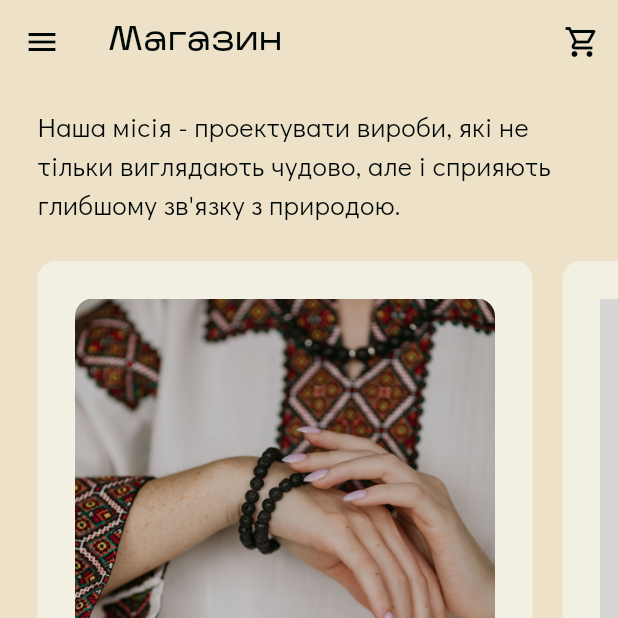
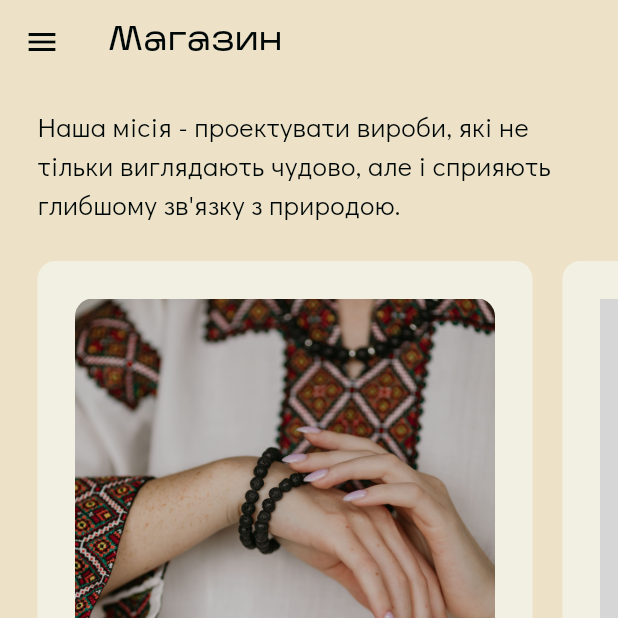
Before and after one commit to karpenkko/shop_app, a Flutter app: the screen it shows after launch, after a tap on the "arrow forward" icon, on a phone screen of 412 x 824 dp, the top half of it. Run offline on Flutter 3.47's test engine with Material 3 defaults, Android fonts, the phone set to English and light mode, and no system bars; grey boxes are pictures that could not be loaded.

Commit message:
few updates

```diff
--- a/lib/main.dart
+++ b/lib/main.dart
@@ -1,9 +1,6 @@
 import 'package:flutter/material.dart';
 import 'package:provider/provider.dart';
-import 'package:shop_app/pages/cart_page.dart';
-import 'package:shop_app/pages/detail_page.dart';
 import 'package:shop_app/pages/intro_page.dart';
-import 'package:shop_app/pages/shop_page.dart';
 import 'package:shop_app/themes/light_mode.dart';
 import 'models/shop.dart';
 
@@ -26,8 +23,6 @@ class MyApp extends StatelessWidget {
       theme: lightMode,
       routes: {
         '/intro_page': (context) => const IntroPage(),
-        '/shop_page': (context) => const ShopPage(),
-        '/cart_page': (context) => const CartPage(),
       },
     );
   }
--- a/lib/models/shop.dart
+++ b/lib/models/shop.dart
@@ -40,4 +40,7 @@ class Shop extends ChangeNotifier{
     _cart.remove(item);
     notifyListeners();
   }
+
+  bool showReservation = false;
+
 }
--- a/lib/pages/intro_page.dart
+++ b/lib/pages/intro_page.dart
@@ -47,7 +47,7 @@ class IntroPage extends StatelessWidget {
                 Navigator.push(
                   context,
                   MaterialPageRoute(
-                    builder: (context) => WrapPage(),
+                    builder: (context) => const WrapPage(),
                   ),
                 );
               },
--- a/lib/pages/reservation_page.dart
+++ b/lib/pages/reservation_page.dart
@@ -15,7 +15,7 @@ class ProductReservation extends StatelessWidget {
           Padding(
             padding: const EdgeInsets.all(10.0),
             child: IconButton(
-              onPressed: () => Navigator.pop(context),
+              onPressed: () => Navigator.pop(context, false),
               icon: const Icon(
                 Icons.close,
                 size: 28,
--- a/lib/pages/shop_page.dart
+++ b/lib/pages/shop_page.dart
@@ -22,12 +22,6 @@ class ShopPage extends StatelessWidget {
         backgroundColor: Colors.transparent,
         elevation: 0,
         foregroundColor: Theme.of(context).colorScheme.inversePrimary,
-        actions: [
-          IconButton(
-            onPressed: () => Navigator.pushNamed(context, '/cart_page'),
-            icon: const Icon(Icons.shopping_cart_outlined),
-          ),
-        ],
       ),
       backgroundColor: Theme.of(context).colorScheme.background,
       drawer: const MyDrawer(),
--- a/lib/widgets/product_tile.dart
+++ b/lib/widgets/product_tile.dart
@@ -14,12 +14,22 @@ class ProductTile extends StatefulWidget {
     required this.showButton,
   });
 
+
+
   @override
   State<ProductTile> createState() => _ProductTileState();
 }
 
 class _ProductTileState extends State<ProductTile> {
-  bool? reservationResult = false;
+
+  bool reservationResult = false;
+
+  @override
+  void initState() {
+    super.initState();
+    reservationResult = context.read<Shop>().showReservation;
+  }
+
 
   void addToCart(BuildContext context) {
     showDialog(
@@ -141,7 +151,7 @@ class _ProductTileState extends State<ProductTile> {
                         ),
                       )
                     : Row(
-                        children: reservationResult!
+                        children: reservationResult
                             ? [
                                 const SizedBox(
                                   width: 150,
```
Also changed, not shown: lib/widgets/my_drawer.dart (+17 -7 lines).
